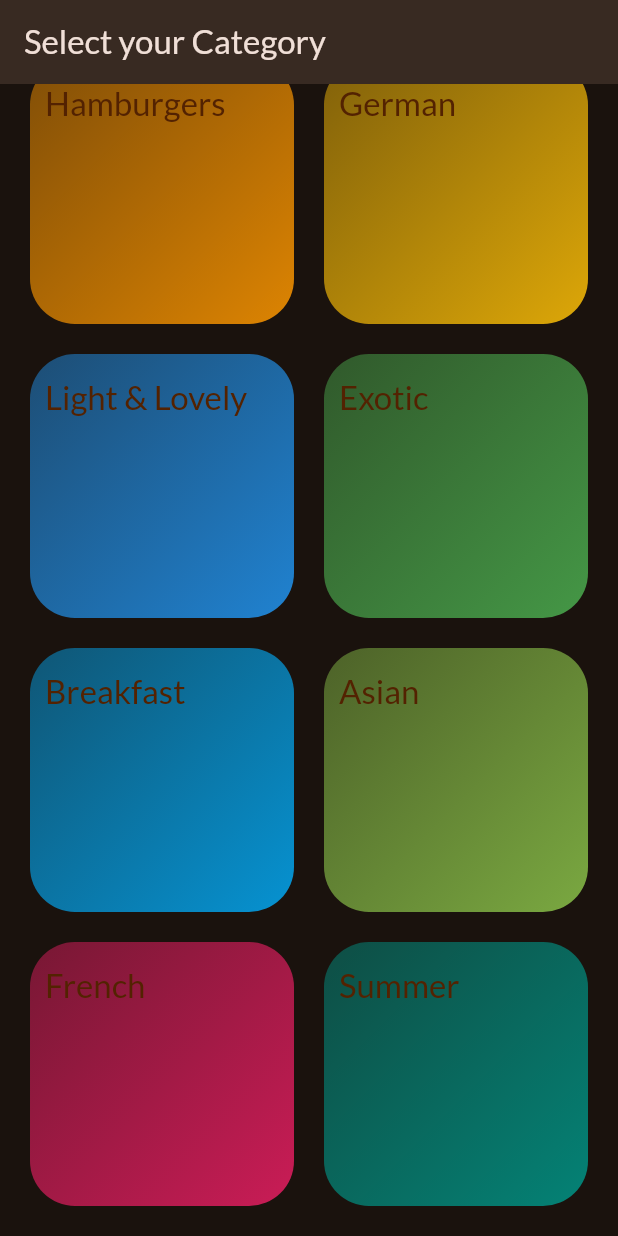
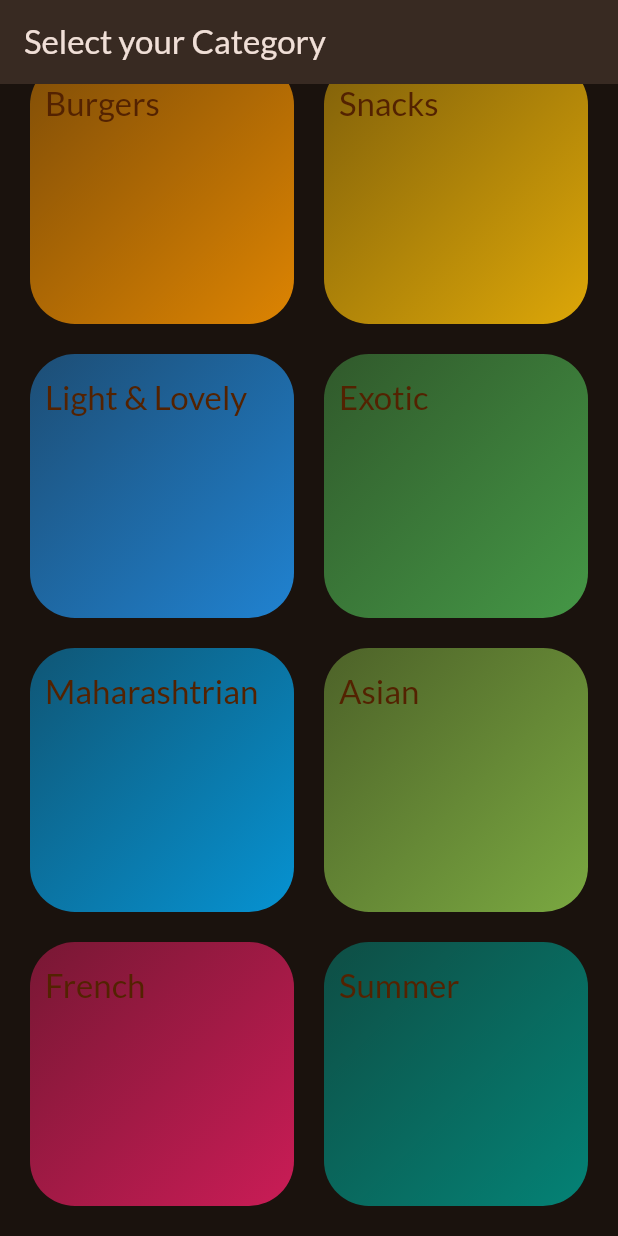
Before and after one commit to Mithilesh2600/meals_app, a Flutter app: the screen it shows after launch, scrolled down 232 dp, on a phone screen of 412 x 824 dp. Run offline on Flutter 3.47's test engine with Material 3 defaults, Android fonts, the phone set to English and light mode, and no system bars; our stand-ins replace google_fonts, transparent_image.

Commit message:
On branch main Your branch is up to date with 'origin/main'.
Changes to be committed:
	modified:   lib/data/dummy_data.dart
	new file:   lib/screens/meal_detail.dart
	modified:   lib/widgets/meal_item.dart
	new file:   lib/widgets/meal_item_trait.dart

```diff
--- a/lib/data/dummy_data.dart
+++ b/lib/data/dummy_data.dart
@@ -17,12 +17,12 @@ const availableCategories = [
   ),
   Category(
     id: 'c3',
-    title: 'Hamburgers',
+    title: 'Burgers',
     color: Colors.orange,
   ),
   Category(
     id: 'c4',
-    title: 'German',
+    title: 'Snacks',
     color: Colors.amber,
   ),
   Category(
@@ -37,7 +37,7 @@ const availableCategories = [
   ),
   Category(
     id: 'c7',
-    title: 'Breakfast',
+    title: 'Maharashtrian',
     color: Colors.lightBlue,
   ),
   Category(
@@ -157,34 +157,34 @@ const dummyMeals = [
     categories: [
       'c4',
     ],
-    title: 'Wiener Schnitzel',
-    affordability: Affordability.luxurious,
+    title: 'Dahi Wada',
+    affordability: Affordability.affordable,
     complexity: Complexity.challenging,
     imageUrl:
-        'https://cdn.pixabay.com/photo/2018/03/31/19/29/schnitzel-3279045_1280.jpg',
-    duration: 60,
+        'https://i.pinimg.com/736x/03/0a/ad/030aad67429989af0b46ebecaf5e9431.jpg',
+    duration: 500,
     ingredients: [
-      '8 Veal Cutlets',
-      '4 Eggs',
-      '200g Bread Crumbs',
-      '100g Flour',
-      '300ml Butter',
-      '100g Vegetable Oil',
-      'Salt',
-      'Lemon Slices'
+      '2 cups Urad Dal',
+      '½ teaspoon chopped green chilies or serrano/thai chillies.',
+      '1 teaspoon chopped ginger',
+      '1 teaspoon cumin seeds.',
+      '1 pinch of asafoetida (hing).',
+      'Salt.',
+      'Oil.',
+      'Curd(Dahi).',
     ],
     steps: [
-      'Tenderize the veal to about 2–4mm, and salt on both sides.',
-      'On a flat plate, stir the eggs briefly with a fork.',
-      'Lightly coat the cutlets in flour then dip into the egg, and finally, coat in breadcrumbs.',
-      'Heat the butter and oil in a large pan (allow the fat to get very hot) and fry the schnitzels until golden brown on both sides.',
-      'Make sure to toss the pan regularly so that the schnitzels are surrounded by oil and the crumbing becomes ‘fluffy’.',
-      'Remove, and drain on kitchen paper. Fry the parsley in the remaining oil and drain.',
-      'Place the schnitzels on awarmed plate and serve garnishedwith parsley and slices of lemon.'
+      'Soak the Urad Dal over night.',
+      'After soaking add water to dal and grind it to form Batter.',
+      'Give proper shape to the batter and fry wadas until they become golden brown.',
+      'Dip the wadas into water for 10 minutes.',
+      'Add curd and sugar to the wadas and make sure its dipped completely.',
+      'Add some additional spices according to your taste.'
+          'Garnish it with coriander.'
     ],
-    isGlutenFree: false,
+    isGlutenFree: true,
     isVegan: false,
-    isVegetarian: false,
+    isVegetarian: true,
     isLactoseFree: false,
   ),
   Meal(
@@ -194,18 +194,18 @@ const dummyMeals = [
           'c5',
       'c10',
     ],
-    title: 'Salad with Smoked Salmon',
+    title: 'Lettuce Salad',
     affordability: Affordability.luxurious,
     complexity: Complexity.simple,
     imageUrl:
-        'https://cdn.pixabay.com/photo/2016/10/25/13/29/smoked-salmon-salad-1768890_1280.jpg',
+        'https://i0.wp.com/www.homegrown-kitchen.co.nz/wp-content/uploads/2023/02/Lettuce-Salad-Cucumber-Slaw-Nicola-Galloway-Homegrown-Kitchen-3-of-3.jpg?fit=1200,1800&ssl=1',
     duration: 15,
     ingredients: [
       'Arugula',
-      'Lamb\'s Lettuce',
+      'Lettuce',
       'Parsley',
       'Fennel',
-      '200g Smoked Salmon',
+      '100g Paneer',
       'Mustard',
       'Balsamic Vinegar',
       'Olive Oil',
@@ -213,10 +213,10 @@ const dummyMeals = [
     ],
     steps: [
       'Wash and cut salad and herbs',
-      'Dice the salmon',
+      'Add Lettuce',
       'Process mustard, vinegar and olive oil into a dessing',
       'Prepare the salad',
-      'Add salmon cubes and dressing'
+      'Add Paneer cubes and dressing'
     ],
     isGlutenFree: true,
     isVegan: false,
@@ -236,7 +236,7 @@ const dummyMeals = [
         'https://cdn.pixabay.com/photo/2017/05/01/05/18/pastry-2274750_1280.jpg',
     duration: 240,
     ingredients: [
-      '4 Sheets of Gelatine',
+      '5 tablespoons of Caramel',
       '150ml Orange Juice',
       '80g Sugar',
       '300g Yoghurt',
@@ -244,11 +244,11 @@ const dummyMeals = [
       'Orange Peel',
     ],
     steps: [
-      'Dissolve gelatine in pot',
+      'Dissolve Caramel in pot',
       'Add orange juice and sugar',
       'Take pot off the stove',
       'Add 2 tablespoons of yoghurt',
-      'Stir gelatin under remaining yoghurt',
+      'Stir caramel under remaining yoghurt',
       'Cool everything down in the refrigerator',
       'Whip the cream and lift it under die orange mass',
       'Cool down again for at least 4 hours',
@@ -269,7 +269,7 @@ const dummyMeals = [
     complexity: Complexity.simple,
     imageUrl:
         'https://upload.wikimedia.org/wikipedia/commons/0/02/Jhunka_Bhakri_Marathi_Food_by_Dr._Raju_Kasambe_DSCN0221_%288%29.jpg',
-    duration: 20,
+    duration: 30,
     ingredients: [
       '1 1/2 Cups Gram Flour',
       '1 1/2 Teaspoons Redchilli Powder',
@@ -297,8 +297,8 @@ const dummyMeals = [
     affordability: Affordability.pricey,
     complexity: Complexity.challenging,
     imageUrl:
-        'https://upload.wikimedia.org/wikipedia/commons/e/ec/Day_96_Melting_Pot.jpg',
-    duration: 35,
+        'https://i0.wp.com/cookingfromheart.com/wp-content/uploads/2017/03/Paneer-Tikka-Masala-2.jpg?w=845&ssl=1',
+    duration: 45,
     ingredients: [
       '200g Paneer'
           '1 Onion',
```
Also changed, not shown: lib/screens/meal_detail.dart (added, +63 -0 lines), lib/widgets/meal_item.dart (+56 -1 lines), lib/widgets/meal_item_trait.dart (added, +28 -0 lines).
